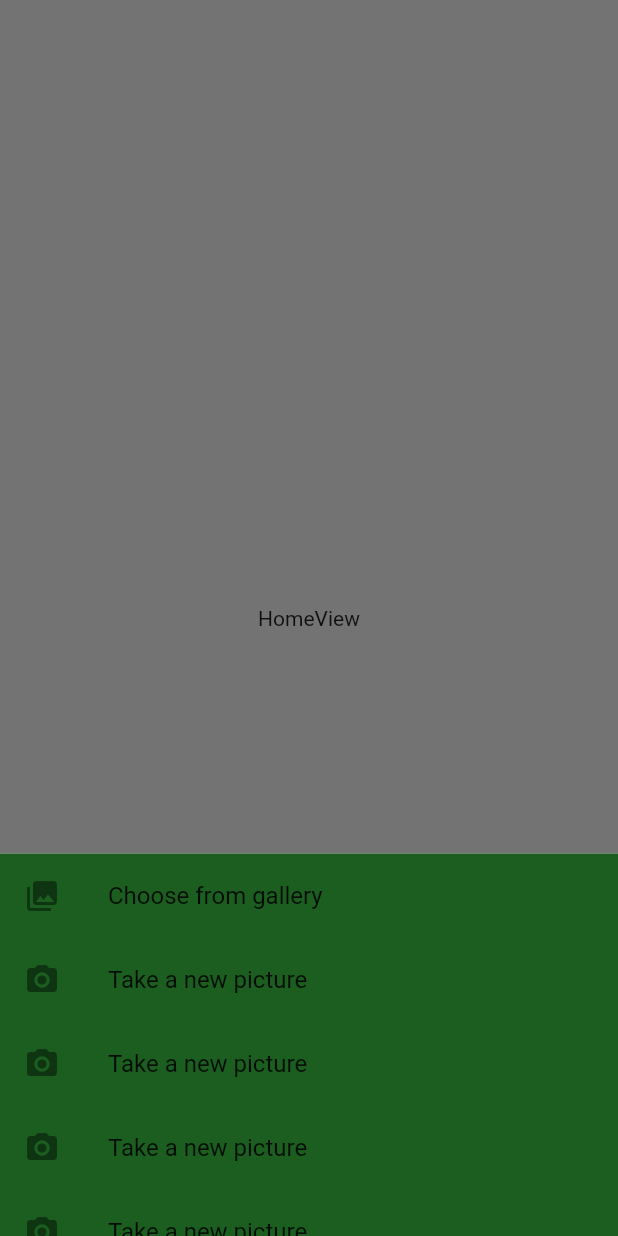
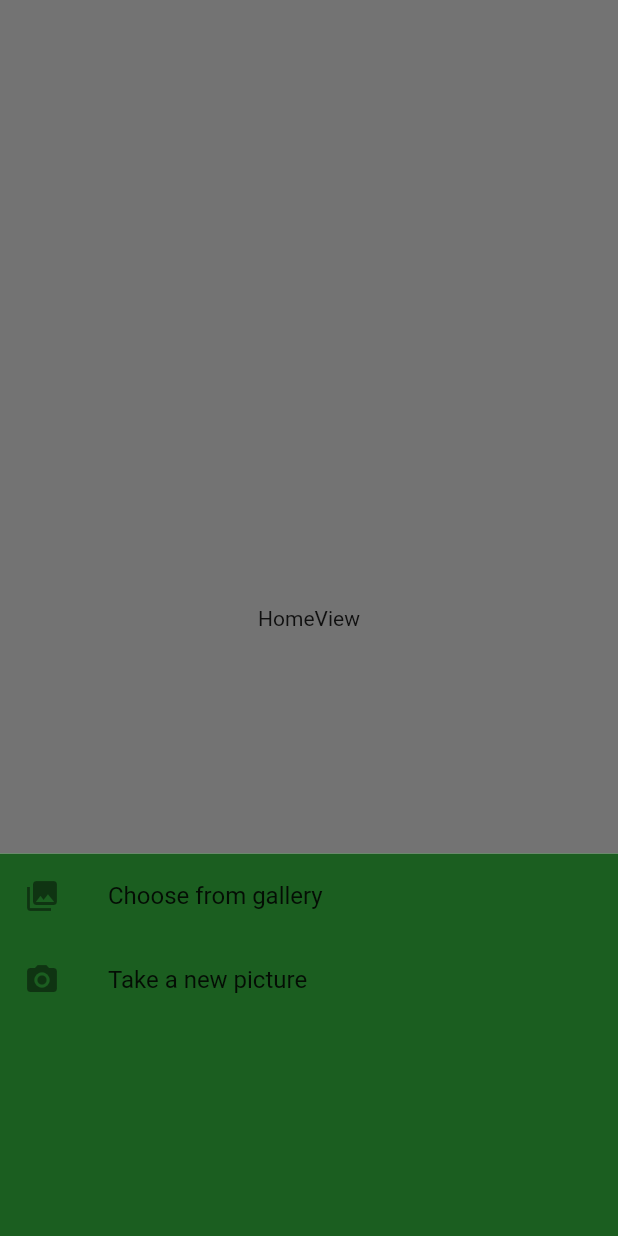
Before and after one commit to iptton/tdd_flutter_learning, a Flutter app: the screen it shows after launch, after a tap on the "photo library" icon, on a phone screen of 412 x 824 dp. Run offline on Flutter 3.47's test engine with Material 2 defaults, Android fonts, the phone set to English and light mode, and no system bars.

Commit message:
[GREEN] fix

```diff
--- a/lib/show_image_picker.dart
+++ b/lib/show_image_picker.dart
@@ -20,34 +20,6 @@ Widget imagePickerMenu(BuildContext context) {
           leading: Icon(Icons.photo_camera),
           title: Text(kTakeANewPitcure),
         ),
-        ListTile(
-          leading: Icon(Icons.photo_camera),
-          title: Text(kTakeANewPitcure),
-        ),
-        ListTile(
-          leading: Icon(Icons.photo_camera),
-          title: Text(kTakeANewPitcure),
-        ),
-        ListTile(
-          leading: Icon(Icons.photo_camera),
-          title: Text(kTakeANewPitcure),
-        ),
-        ListTile(
-          leading: Icon(Icons.photo_camera),
-          title: Text(kTakeANewPitcure),
-        ),
-        ListTile(
-          leading: Icon(Icons.photo_camera),
-          title: Text(kTakeANewPitcure),
-        ),
-        ListTile(
-          leading: Icon(Icons.photo_camera),
-          title: Text(kTakeANewPitcure),
-        ),
-        ListTile(
-          leading: Icon(Icons.photo_camera),
-          title: Text(kTakeANewPitcure),
-        ),
       ],
     ),
   );
```
